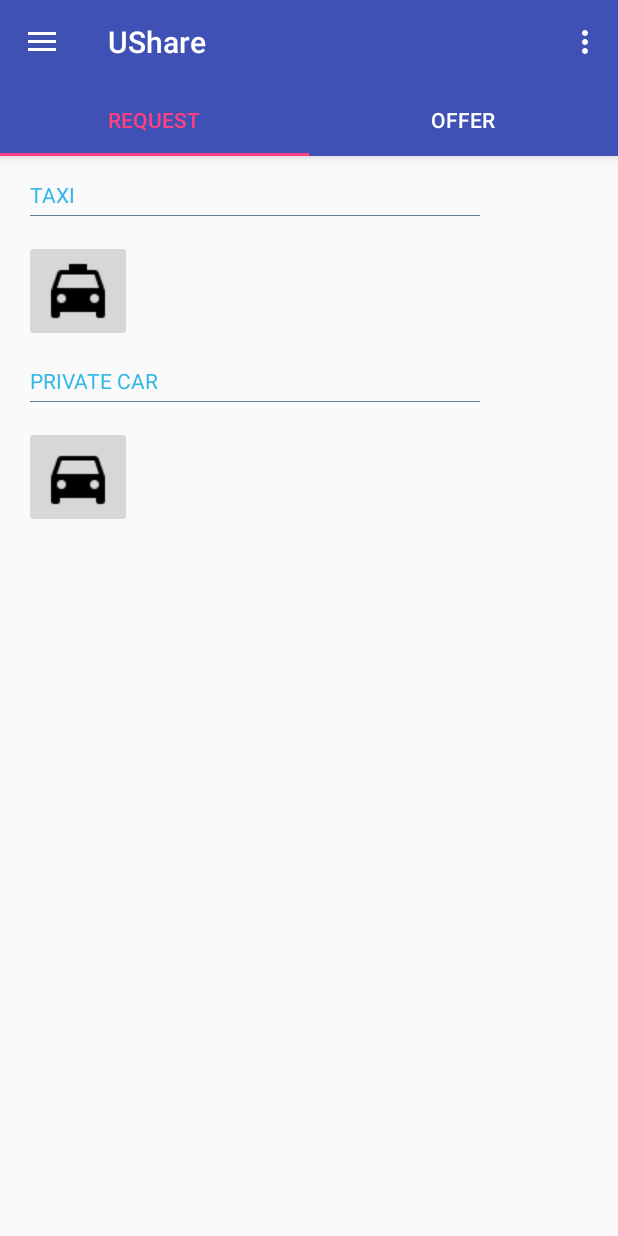
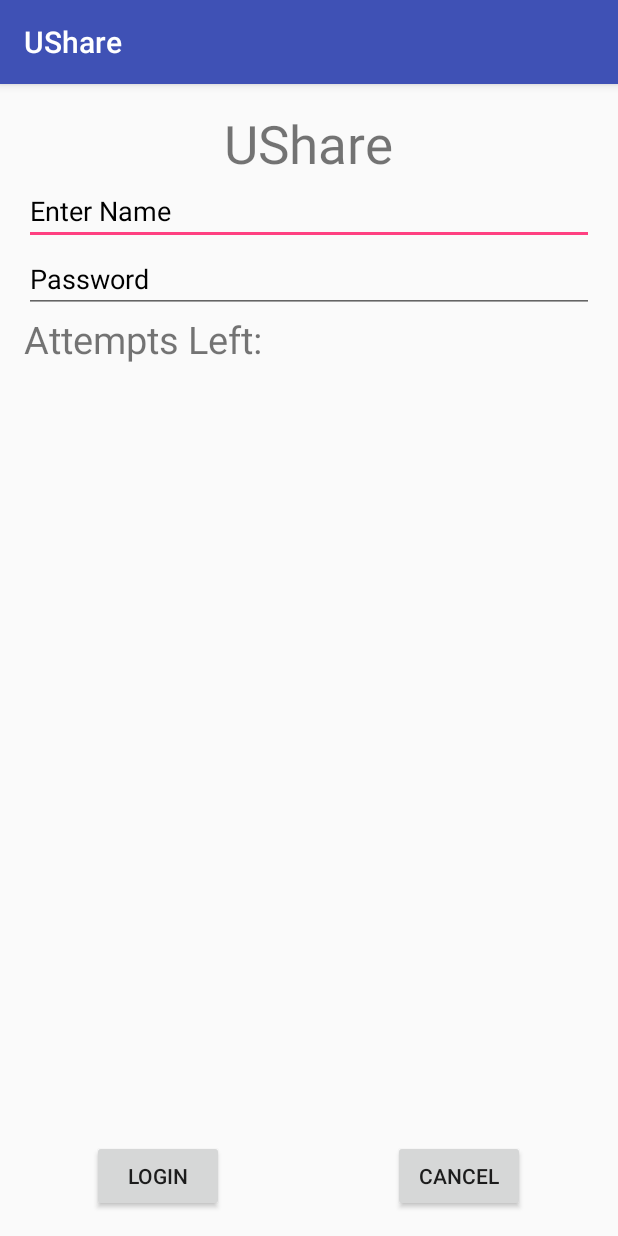
Before and after one commit to billy0222/UShare, an Android app: the screen it shows after launch (MainActivity before the commit, LoginActivity after it), on a phone screen of 412 x 824 dp. Run offline under Robolectric (Android 15) with nearby library versions, the phone set to English and light mode, and no system bars.

Commit message:
connection w/ firebase, login screen
connected to firebase
added new activity for login

```diff
--- a/app/build.gradle
+++ b/app/build.gradle
@@ -24,7 +24,12 @@ dependencies {
     implementation 'com.android.support:design:26.1.0'
     implementation 'com.android.support.constraint:constraint-layout:1.0.2'
     implementation 'com.android.support:support-v4:26.1.0'
+    implementation 'com.google.firebase:firebase-auth:11.0.4'
     testImplementation 'junit:junit:4.12'
     androidTestImplementation 'com.android.support.test:runner:1.0.1'
     androidTestImplementation 'com.android.support.test.espresso:espresso-core:3.0.1'
 }
+
+
+
+apply plugin: 'com.google.gms.google-services'
--- a/app/src/main/AndroidManifest.xml
+++ b/app/src/main/AndroidManifest.xml
@@ -9,13 +9,21 @@
         android:roundIcon="@mipmap/ic_launcher_round"
         android:supportsRtl="true"
         android:theme="@style/AppTheme">
+
         <activity
             android:name=".MainActivity"
             android:label="@string/app_name"
             android:theme="@style/AppTheme.NoActionBar">
             <intent-filter>
+                <action android:name="android.intent.action.DEFAULT" />
+            </intent-filter>
+        </activity>
+
+        <activity
+            android:name=".LoginActivity"
+            android:label="@string/app_name">
+            <intent-filter>
                 <action android:name="android.intent.action.MAIN" />
-
                 <category android:name="android.intent.category.LAUNCHER" />
             </intent-filter>
         </activity>
--- /dev/null
+++ b/app/src/main/java/lix5/ushare/LoginActivity.java
@@ -0,0 +1,42 @@
+package lix5.ushare;
+
+import android.app.Activity;
+import android.content.Intent;
+import android.graphics.Color;
+import android.os.Bundle;
+import android.support.v7.app.AppCompatActivity;
+import android.view.View;
+
+import android.widget.Button;
+import android.widget.EditText;
+import android.widget.TextView;
+import android.widget.Toast;
+
+
+public class LoginActivity extends AppCompatActivity {
+    Button b1,b2;
+    EditText ed1,ed2;
+
+    TextView tx1;
+    int counter = 3;
+
+    @Override
+    protected void onCreate(Bundle savedInstanceState) {
+        super.onCreate(savedInstanceState);
+        setContentView(R.layout.activity_login);
+
+        b1 = (Button)findViewById(R.id.button);
+        ed1 = (EditText)findViewById(R.id.editText);
+        ed2 = (EditText)findViewById(R.id.editText2);
+
+        b2 = (Button)findViewById(R.id.button2);
+        tx1 = (TextView)findViewById(R.id.textView3);
+
+        b1.setOnClickListener(new View.OnClickListener() {
+           public void onClick(View v){
+               Intent intent = new Intent(LoginActivity.this, MainActivity.class);
+               LoginActivity.this.startActivity(intent);
+           }
+        });
+    }
+}
--- /dev/null
+++ b/app/src/main/res/layout/activity_login.xml
@@ -0,0 +1,86 @@
+<?xml version = "1.0" encoding = "utf-8"?>
+<RelativeLayout xmlns:android = "http://schemas.android.com/apk/res/android"
+    xmlns:tools = "http://schemas.android.com/tools" android:layout_width="match_parent"
+    android:layout_height = "match_parent" android:paddingLeft= "@dimen/activity_horizontal_margin"
+    android:paddingRight = "@dimen/activity_horizontal_margin"
+    android:paddingTop = "@dimen/activity_vertical_margin"
+    android:paddingBottom = "@dimen/activity_vertical_margin" tools:context = ".MainActivity">
+
+    <TextView android:text = "@string/app_name" android:layout_width="wrap_content"
+        android:layout_height = "wrap_content"
+        android:id = "@+id/textview"
+        android:textSize = "35dp"
+        android:layout_alignParentTop = "true"
+        android:layout_centerHorizontal = "true" />
+
+    <EditText
+        android:layout_width = "wrap_content"
+        android:layout_height = "wrap_content"
+        android:id = "@+id/editText"
+        android:hint = "Enter Name"
+        android:focusable = "true"
+        android:textColorHighlight = "#ff7eff15"
+        android:textColorHint = "#000000"
+        android:layout_marginTop = "46dp"
+        android:layout_below = "@+id/imageView"
+        android:layout_alignParentLeft = "true"
+        android:layout_alignParentStart = "true"
+        android:layout_alignParentRight = "true"
+        android:layout_alignParentEnd = "true" />
+
+    <EditText
+        android:layout_width="wrap_content"
+        android:layout_height="wrap_content"
+        android:inputType="textPassword"
+        android:ems="10"
+        android:id="@+id/editText2"
+        android:layout_below="@+id/editText"
+        android:layout_alignParentLeft="true"
+        android:layout_alignParentStart="true"
+        android:layout_alignRight="@+id/editText"
+        android:layout_alignEnd="@+id/editText"
+        android:textColorHint="#000000"
+        android:hint="Password" />
+
+    <TextView
+        android:layout_width="wrap_content"
+        android:layout_height="wrap_content"
+        android:text="Attempts Left:"
+        android:id="@+id/textView2"
+        android:layout_below="@+id/editText2"
+        android:layout_alignParentLeft="true"
+        android:layout_alignParentStart="true"
+        android:textSize="25dp" />
+
+    <TextView
+        android:layout_width="wrap_content"
+        android:layout_height="wrap_content"
+        android:text=" "
+        android:id="@+id/textView3"
+        android:layout_alignTop="@+id/textView2"
+        android:layout_alignParentRight="true"
+        android:layout_alignParentEnd="true"
+        android:layout_alignBottom="@+id/textView2"
+        android:layout_toEndOf="@+id/textview"
+        android:textSize="25dp"
+        android:layout_toRightOf="@+id/textview" />
+
+    <Button
+        android:layout_width="wrap_content"
+        android:layout_height="wrap_content"
+        android:text="login"
+        android:id="@+id/button"
+        android:layout_alignParentBottom="true"
+        android:layout_toLeftOf="@+id/textview"
+        android:layout_toStartOf="@+id/textview" />
+
+    <Button
+        android:layout_width="wrap_content"
+        android:layout_height="wrap_content"
+        android:text="Cancel"
+        android:id="@+id/button2"
+        android:layout_alignParentBottom="true"
+        android:layout_toRightOf="@+id/textview"
+        android:layout_toEndOf="@+id/textview" />
+
+</RelativeLayout>
--- /dev/null
+++ b/app/src/main/res/layout/content_login.xml
@@ -0,0 +1,11 @@
+<?xml version="1.0" encoding="utf-8"?>
+<android.support.constraint.ConstraintLayout xmlns:android="http://schemas.android.com/apk/res/android"
+    xmlns:app="http://schemas.android.com/apk/res-auto"
+    xmlns:tools="http://schemas.android.com/tools"
+    android:layout_width="match_parent"
+    android:layout_height="match_parent"
+    app:layout_behavior="@string/appbar_scrolling_view_behavior"
+    tools:context="lix5.ushare.LoginActivity"
+    tools:showIn="@layout/activity_login">
+
+</android.support.constraint.ConstraintLayout>
--- a/app/src/main/res/values/strings.xml
+++ b/app/src/main/res/values/strings.xml
@@ -13,4 +13,6 @@
 
     <!-- TODO: Remove or change this placeholder text -->
     <string name="hello_blank_fragment">Hello blank fragment</string>
+    <string name="title_activity_login">LoginActivity</string>
+    <string name="UShare"></string>
 </resources>
--- a/app/src/main/res/values/styles.xml
+++ b/app/src/main/res/values/styles.xml
@@ -17,7 +17,7 @@
 
     <style name="AppTheme.PopupOverlay" parent="ThemeOverlay.AppCompat.Light" />
 
-    <style name="sectionHeader"   parent="android:Widget.Holo.Light.TextView">
+    <style name="sectionHeader" parent="android:Widget.Holo.Light.TextView">
         <item name="android:drawableBottom">@drawable/section_header</item>
         <item name="android:drawablePadding">4dp</item>
         <item name="android:layout_marginTop">8dp</item>
--- a/build.gradle
+++ b/build.gradle
@@ -12,6 +12,7 @@ buildscript {
 
         // NOTE: Do not place your application dependencies here; they belong
         // in the individual module build.gradle files
+        classpath 'com.google.gms:google-services:3.1.0'
     }
 }
 
```
Also changed, not shown: 2 other files.
